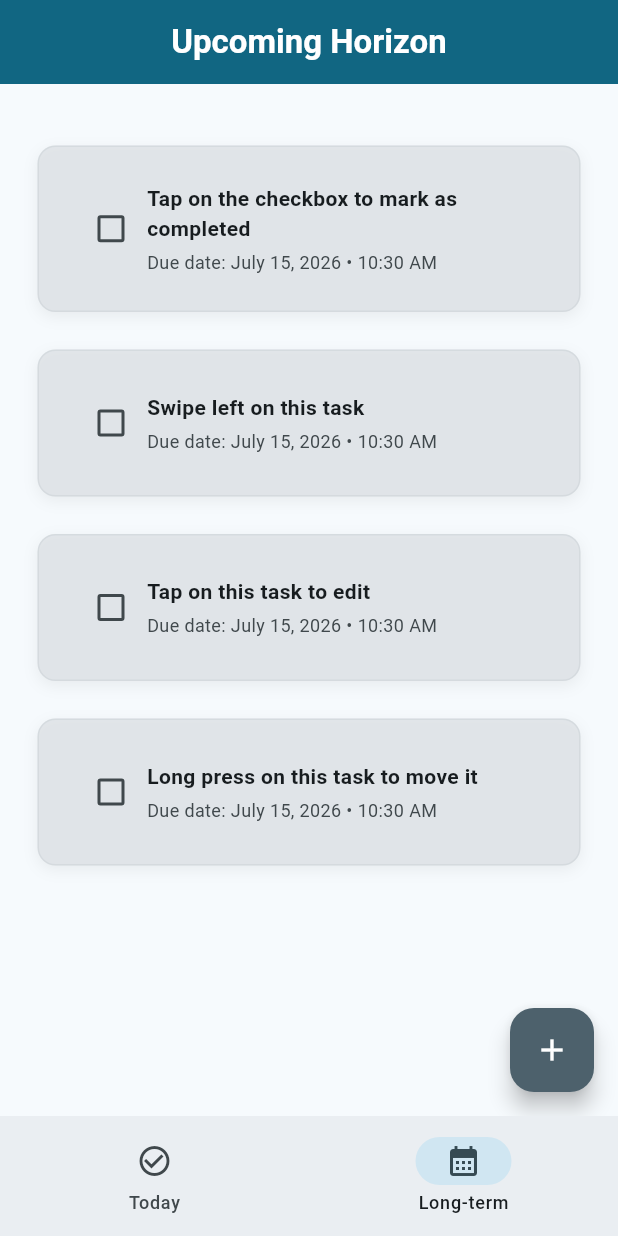
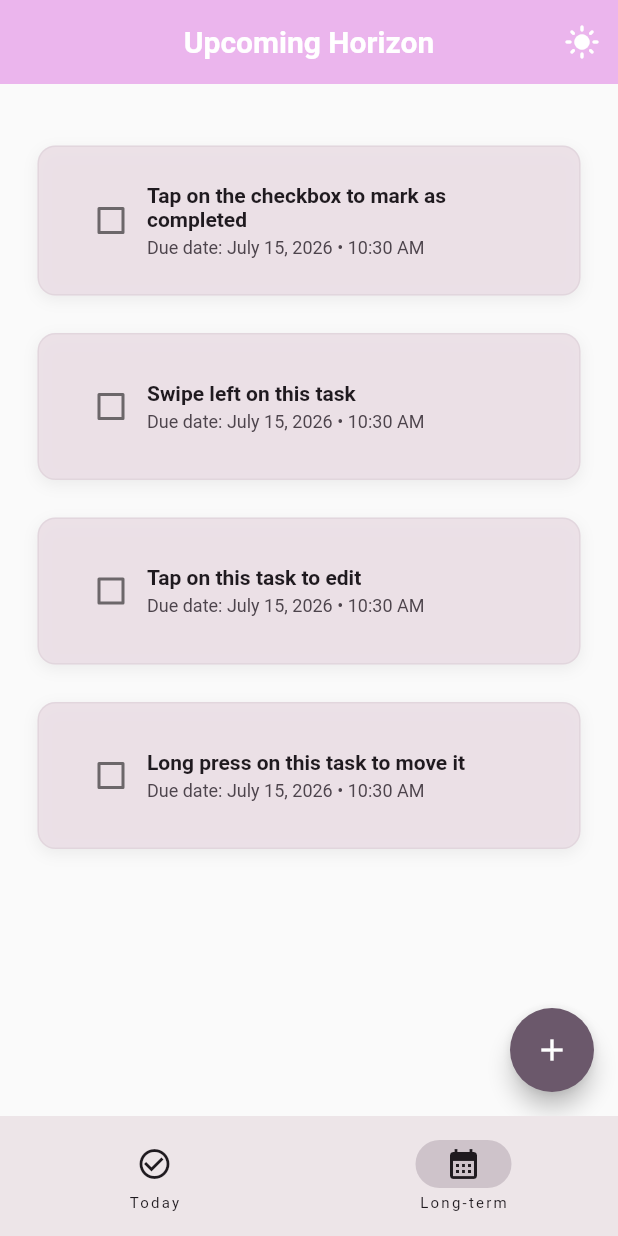
Before and after one commit to syedabdullah1567/checkpoints, a Flutter app: the screen it shows after launch, item 2 of the bottom bar chosen, on a phone screen of 412 x 824 dp. Run offline on Flutter 3.47's test engine with Material 3 defaults, Android fonts, the phone set to English and light mode, and no system bars; drawn by our look-alikes of dynamic_color, flutter_slidable; our stand-ins replace flutter_local_notifications, flutter_timezone, hive_flutter, timezone; accounts and stored records are empty.

Commit message:
Fixed theming issues

```diff
--- /dev/null
+++ b/lib/dark_mode_switcher.dart
@@ -0,0 +1,21 @@
+import 'package:checkpoints/value_notifier.dart';
+import 'package:flutter/material.dart';
+
+class DarkModeSwitcher extends StatelessWidget {
+  const DarkModeSwitcher({super.key});
+
+  @override
+  Widget build(BuildContext context) {
+    return ValueListenableBuilder(
+      valueListenable: isDarkModeNotifier,
+      builder: (BuildContext context, dynamic value, Widget? child) {
+        return IconButton(
+          onPressed: () {
+            isDarkModeNotifier.value = !isDarkModeNotifier.value;
+          },
+          icon: Icon(value ? Icons.dark_mode : Icons.light_mode),
+        );
+      },
+    );
+  }
+}
--- a/lib/main.dart
+++ b/lib/main.dart
@@ -1,10 +1,9 @@
-import 'package:dynamic_color/dynamic_color.dart';
+//import 'package:dynamic_color/dynamic_color.dart';
+import 'package:checkpoints/pages/notifications.dart';
+import 'package:checkpoints/value_notifier.dart';
+import 'package:checkpoints/pages/homepage_checkpoints.dart';
 import 'package:flutter/material.dart';
 import 'package:hive_flutter/hive_flutter.dart';
-
-import 'package:checkpoints/pages/homepage.dart';
-
-import 'package:checkpoints/pages/notifications.dart';
 
 void main() async {
   // Ensure bindings are initialized before calling async code
@@ -25,33 +24,67 @@ class MyApp extends StatelessWidget {
 
   @override
   Widget build(BuildContext context) {
-    return DynamicColorBuilder(
-      builder: (ColorScheme? lightDynamic, ColorScheme? darkDynamic) {
-        final lightColorScheme =
-            lightDynamic?.harmonized() ??
-            ColorScheme.fromSeed(
-              seedColor: Colors.blueGrey,
-              brightness: Brightness.light,
-            );
-        final darkColorScheme =
-            darkDynamic?.harmonized() ??
-            ColorScheme.fromSeed(
-              seedColor: Colors.blueGrey,
-              brightness: Brightness.dark,
-            );
-
+    // 1. Listen to your dark mode notifier here
+    return ValueListenableBuilder<bool>(
+      valueListenable: isDarkModeNotifier,
+      builder: (context, isDarkMode, child) {
         return MaterialApp(
           debugShowCheckedModeBanner: false,
           title: 'Checkpoints',
-          theme: ThemeData(colorScheme: lightColorScheme, useMaterial3: true),
-          darkTheme: ThemeData(
-            colorScheme: darkColorScheme,
-            useMaterial3: true,
+          theme: ThemeData(
+            colorScheme: ColorScheme.fromSeed(
+              seedColor: Colors.purple,
+              brightness: isDarkMode ? Brightness.dark : Brightness.light,
+            ),
+
+            useMaterial3: false,
           ),
-          themeMode: ThemeMode.system,
-          home: Homepage(),
+
+          home: const HomepageCheckpoints(),
         );
       },
     );
   }
 }
+
+//   Widget build(BuildContext context) {
+//     return DynamicColorBuilder(
+//       builder: (ColorScheme? lightDynamic, ColorScheme? darkDynamic) {
+//         final lightColorScheme =
+//             lightDynamic?.harmonized() ??
+//             ColorScheme.fromSeed(
+//               seedColor: Colors.blueGrey,
+//               brightness: Brightness.light,
+//             );
+//         final darkColorScheme =
+//             darkDynamic?.harmonized() ??
+//             ColorScheme.fromSeed(
+//               seedColor: Colors.blueGrey,
+//               brightness: Brightness.dark,
+//             );
+
+//         // 1. Listen to your dark mode notifier here
+//         return ValueListenableBuilder<bool>(
+//           valueListenable: isDarkModeNotifier,
+//           builder: (context, isDarkMode, child) {
+//             return MaterialApp(
+//               debugShowCheckedModeBanner: false,
+//               title: 'Checkpoints',
+//               theme: ThemeData(
+//                 colorScheme: lightColorScheme,
+//                 useMaterial3: true,
+//               ),
+//               darkTheme: ThemeData(
+//                 colorScheme: darkColorScheme,
+//                 useMaterial3: true,
+//               ),
+//               // 2. Control the theme mode based on the notifier's state
+//               themeMode: isDarkMode ? ThemeMode.dark : ThemeMode.light,
+//               home: const Homepage(),
+//             );
+//           },
+//         );
+//       },
+//     );
+//   }
+// }
--- a/lib/pages/homepage.dart
+++ b/lib/pages/homepage_checkpoints.dart
@@ -1,14 +1,14 @@
 import 'package:flutter/material.dart';
 import 'package:checkpoints/pages/tasks.dart';
 
-class Homepage extends StatefulWidget {
-  const Homepage({super.key});
+class HomepageCheckpoints extends StatefulWidget {
+  const HomepageCheckpoints({super.key});
 
   @override
-  State<Homepage> createState() => _HomepageState();
+  State<HomepageCheckpoints> createState() => _HomepageCheckpointsState();
 }
 
-class _HomepageState extends State<Homepage> {
+class _HomepageCheckpointsState extends State<HomepageCheckpoints> {
   int currentIndex = 0;
   final List<Widget> _screens = [
     const ToDoPage(pageId: 0),
--- a/lib/pages/tasks.dart
+++ b/lib/pages/tasks.dart
@@ -1,3 +1,4 @@
+import 'package:checkpoints/dark_mode_switcher.dart';
 import 'package:checkpoints/data/database.dart';
 import 'package:checkpoints/utilities/input_box.dart';
 import 'package:checkpoints/utilities/todo_tile.dart';
@@ -250,7 +251,7 @@ class _ToDoPageState extends State<ToDoPage> {
   @override
   Widget build(BuildContext context) {
     return Scaffold(
-      backgroundColor: Theme.of(context).colorScheme.surface,
+      //backgroundColor: Theme.of(context).colorScheme.surface,
       appBar: AppBar(
         title: widget.pageId == 0
             ? Column(
@@ -262,7 +263,11 @@ class _ToDoPageState extends State<ToDoPage> {
                   ),
                   Text(
                     DateFormat('MMMM d, yyyy').format(DateTime.now()),
-                    style: const TextStyle(fontSize: 14, color: Colors.grey),
+                    style: TextStyle(
+                      fontSize: 14,
+                      color: Theme.of(context).colorScheme.primary,
+                      fontWeight: FontWeight.bold,
+                    ),
                     textAlign: TextAlign.center,
                   ),
                 ],
@@ -271,8 +276,9 @@ class _ToDoPageState extends State<ToDoPage> {
                 'Upcoming Horizon',
                 style: TextStyle(fontWeight: FontWeight.bold),
               ),
+        actions: [DarkModeSwitcher()],
         elevation: 0,
-        backgroundColor: Theme.of(context).colorScheme.primary,
+        backgroundColor: Theme.of(context).colorScheme.inversePrimary,
         foregroundColor: Theme.of(context).colorScheme.onPrimary,
         centerTitle: true,
       ),
--- /dev/null
+++ b/lib/value_notifier.dart
@@ -0,0 +1,3 @@
+import 'package:flutter/material.dart';
+
+ValueNotifier<bool> isDarkModeNotifier = ValueNotifier(ThemeMode.system.isDark);
```
